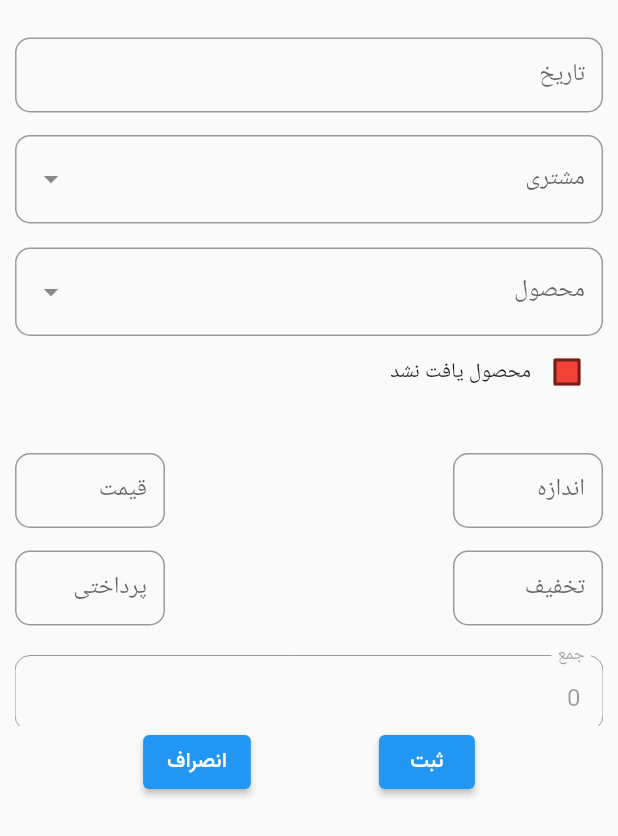
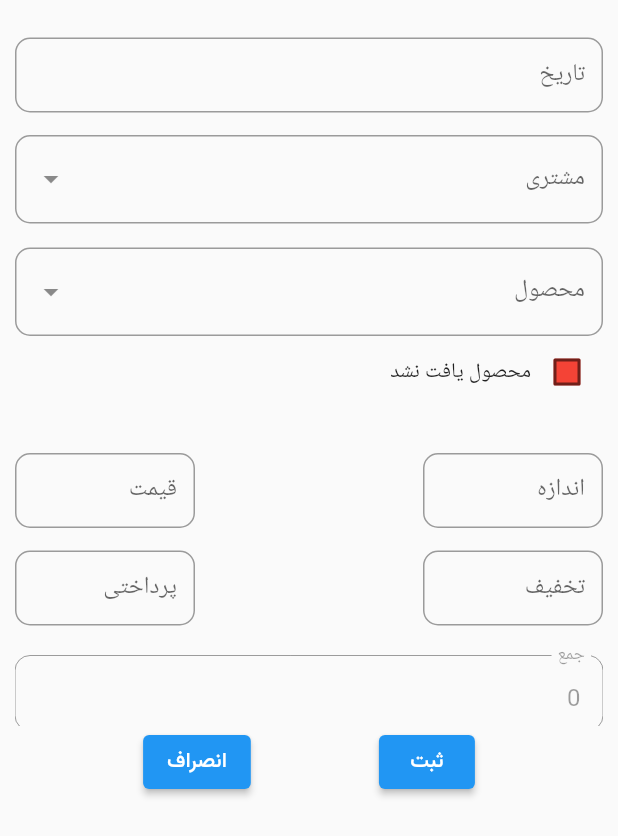
Before and after one commit to Galavani1994/accounting, a Flutter app: the Add screen opened directly, on a phone screen of 412 x 824 dp. Shown: the top 836 px of the screen. Run offline on Flutter 3.47's test engine with Material 2 defaults, Android fonts, the phone set to English and light mode, and no system bars; drawn by our look-alikes of dropdown_search; our stand-ins replace pie_chart, quickalert, sqflite; missing offline and left inert: dart:ffi, persian_datetime_picker; accounts and stored records are empty.

Commit message:
match db by desktop

```diff
--- a/lib/sale/Add.dart
+++ b/lib/sale/Add.dart
@@ -209,7 +209,7 @@ class _AddState extends State<Add> {
           border: OutlineInputBorder(
               borderRadius: BorderRadius.all(Radius.circular(10))),
           labelText: 'اندازه',
-          constraints: BoxConstraints.tightFor(width: 100,height: 50)),
+          constraints: BoxConstraints.tightFor(width: 120,height: 50)),
     );
   }
 
@@ -222,7 +222,7 @@ class _AddState extends State<Add> {
           border: OutlineInputBorder(
               borderRadius: BorderRadius.all(Radius.circular(10))),
           labelText: 'قیمت',
-          constraints: BoxConstraints.tightFor(width: 100,height: 50)),
+          constraints: BoxConstraints.tightFor(width: 120,height: 50)),
       inputFormatters: [ThousandsSeparatorInputFormatter()],
     );
   }
@@ -236,7 +236,7 @@ class _AddState extends State<Add> {
           border: OutlineInputBorder(
               borderRadius: BorderRadius.all(Radius.circular(10))),
           labelText: 'تخفیف',
-          constraints: BoxConstraints.tightFor(width: 100, height: 50)),
+          constraints: BoxConstraints.tightFor(width: 120, height: 50)),
       inputFormatters: [ThousandsSeparatorInputFormatter()],
       style: const TextStyle(fontSize: 16),
     );
@@ -251,7 +251,7 @@ class _AddState extends State<Add> {
           border: OutlineInputBorder(
               borderRadius: BorderRadius.all(Radius.circular(10))),
           labelText: 'پرداختی',
-          constraints: BoxConstraints.tightFor(width: 100, height: 50)),
+          constraints: BoxConstraints.tightFor(width: 120, height: 50)),
       inputFormatters: [ThousandsSeparatorInputFormatter()],
     );
   }
@@ -363,7 +363,11 @@ class _AddState extends State<Add> {
           ? "0"
           : totalController.text.replaceAll(",", ""),
     );
-    saleService.addItem(sl);
+    try{
+      saleService.addItem(sl);
+    }catch(e){
+      print(e.toString());
+    }
     showAlert(context);
     FocusScope.of(context).unfocus();
   }
--- a/lib/sale/SaleDetail.dart
+++ b/lib/sale/SaleDetail.dart
@@ -60,9 +60,9 @@ class _SaleDetailState extends State<SaleDetail> {
                 SizedBox(height: 15),
                 f_discount(widget.entity.discount),
                 SizedBox(height: 20),
+                f_total(widget.entity.total),
+                SizedBox(height: 20),
                 f_payment(widget.entity.payment),
-                SizedBox(height: 20),
-                f_total(widget.entity.total),
                 SizedBox(height: 20),
                 f_description(widget.entity.description),
                 SizedBox(height: 20),
@@ -197,7 +197,7 @@ class _SaleDetailState extends State<SaleDetail> {
           style: TextStyle(fontFamily: "Vazir"),
         ),
         Text(
-          "مانده",
+          "جمع",
           style: TextStyle(fontFamily: "Vazir"),
         )
       ],
--- a/lib/sale/sale.dart
+++ b/lib/sale/sale.dart
@@ -44,7 +44,7 @@ class Sale {
       "id": id,
       "productId": productId,
       "productTitle": productTitle,
-      "customerId": customerId,
+      "personId": customerId,
       "price": price,
       "quantity": quantity,
       "total": total,
```
Also changed, not shown: lib/sale/SaleList.dart (+19 -9 lines), lib/sale/SaleService.dart (+16 -14 lines).
